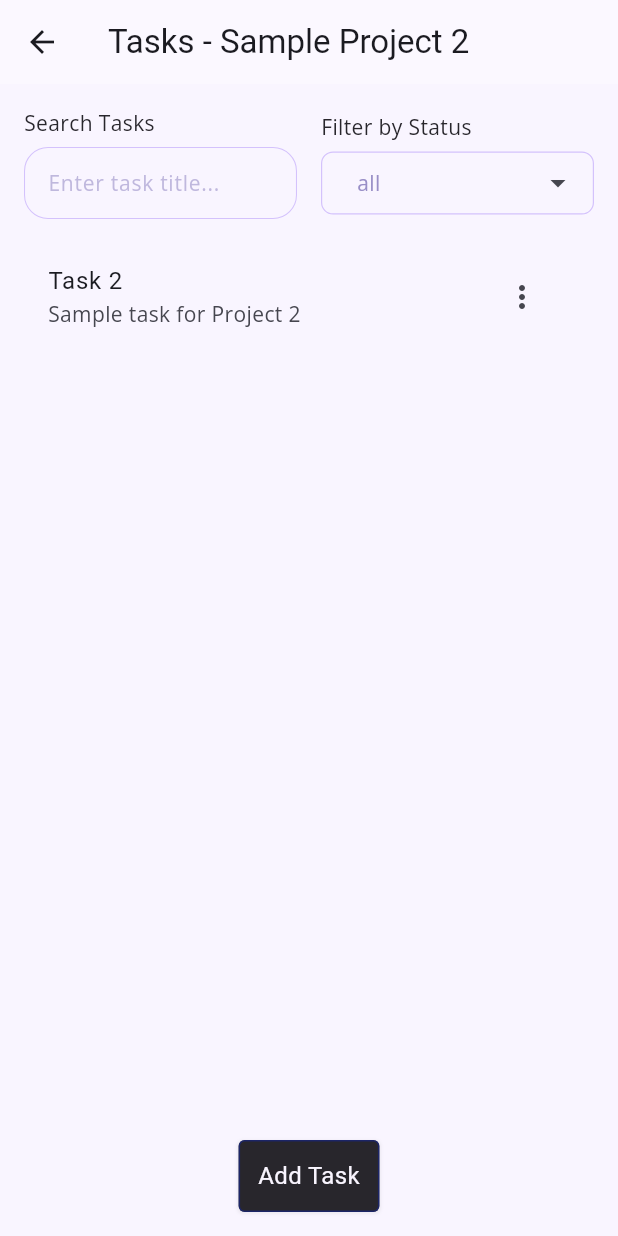
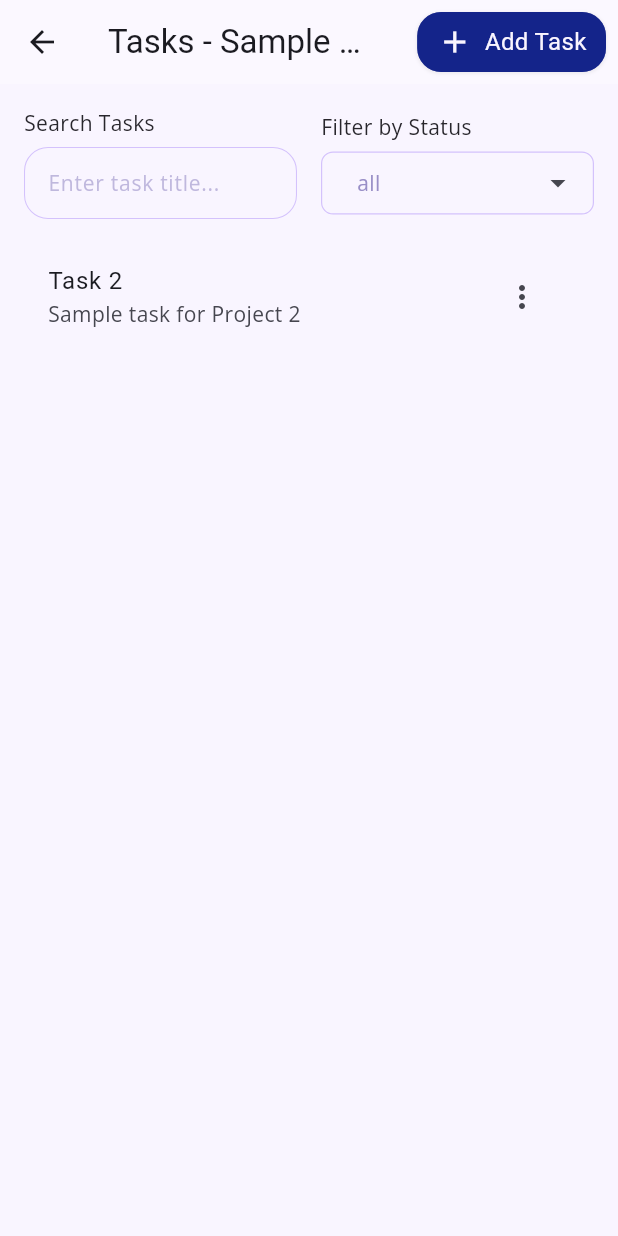
Before and after one commit to Debdaru07/Project-Management-Application, a Flutter app: the screen it shows after launch, after a tap on "Sample Project 2", on a phone screen of 412 x 824 dp. Run offline on Flutter 3.47's test engine with Material 3 defaults, Android fonts, the light colour scheme and no system bars; drawn by our look-alikes of dropdown_search; our stand-ins replace flutter_animate, go_router, google_fonts.

Commit message:
add task button redirected

```diff
--- a/frontend/lib/pages/tasks/tasks_page.dart
+++ b/frontend/lib/pages/tasks/tasks_page.dart
@@ -9,6 +9,8 @@ import '../../utils/components/app_button.dart';
 import '../../utils/components/app_searchable_dropdowns.dart';
 import '../../utils/components/app_textfield.dart';
 import '../../utils/theme/app_palette.dart';
+import '../../utils/theme/app_palette.dart' as palette;
+import '../../utils/theme/app_text_styles.dart';
 
 class TasksPage extends StatefulWidget {
   final String projectId;
@@ -67,6 +69,19 @@ class _TasksPageState extends State<TasksPage> {
               onPressed: () => context.pop(),
             ),
             title: Text('Tasks - ${project.title}'),
+            actions: [
+              AppButton(
+                text: 'Add Task',
+                margin: const EdgeInsets.all(8),
+                backgroundColor: AppPalette.resolutionBlue,
+                borderRadius: 16,
+                textstyle: AppTextStyles.bodyLarge.copyWith(
+                  color: palette.AppPalette.magnolia,
+                ),
+                prefixIcon: Icon(Icons.add, color: AppPalette.magnolia),
+                onPressed: () => context.push('/add-task/${widget.projectId}'),
+              ),
+            ],
           ),
           body: Padding(
             padding: const EdgeInsets.all(16.0),
@@ -131,14 +146,6 @@ class _TasksPageState extends State<TasksPage> {
                     },
                   ),
                 ),
-                Padding(
-                  padding: const EdgeInsets.only(top: 16.0),
-                  child: AppButton(
-                    text: 'Add Task',
-                    onPressed:
-                        () => context.push('/add-task/${widget.projectId}'),
-                  ),
-                ),
               ],
             ),
           ),
```
